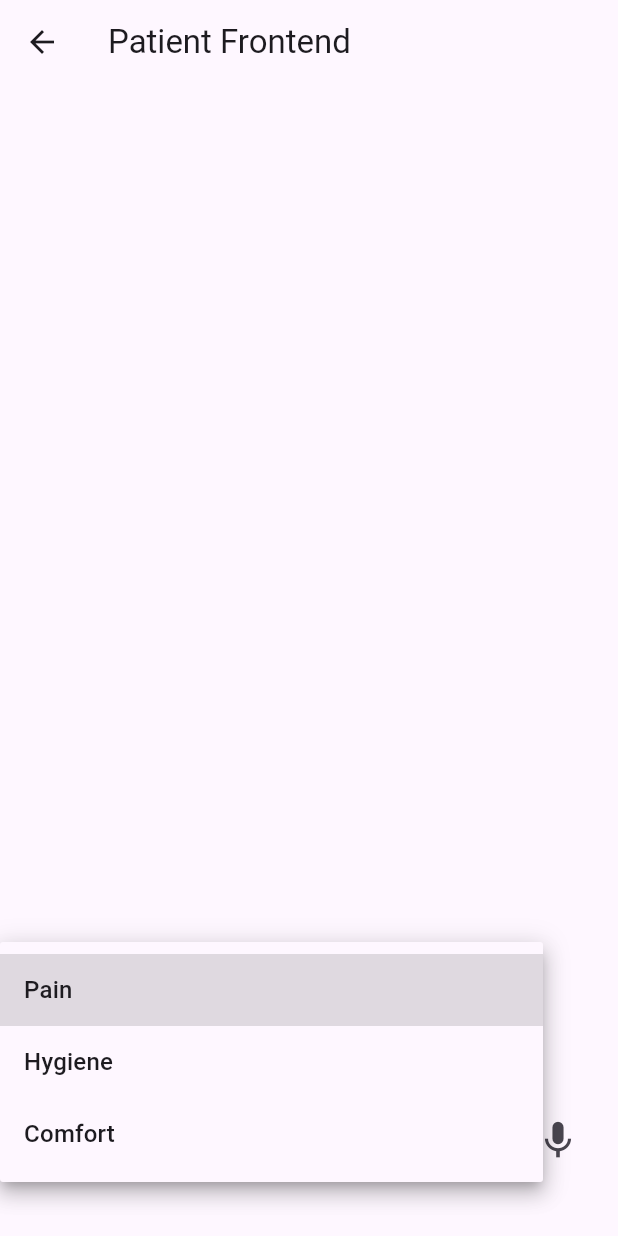
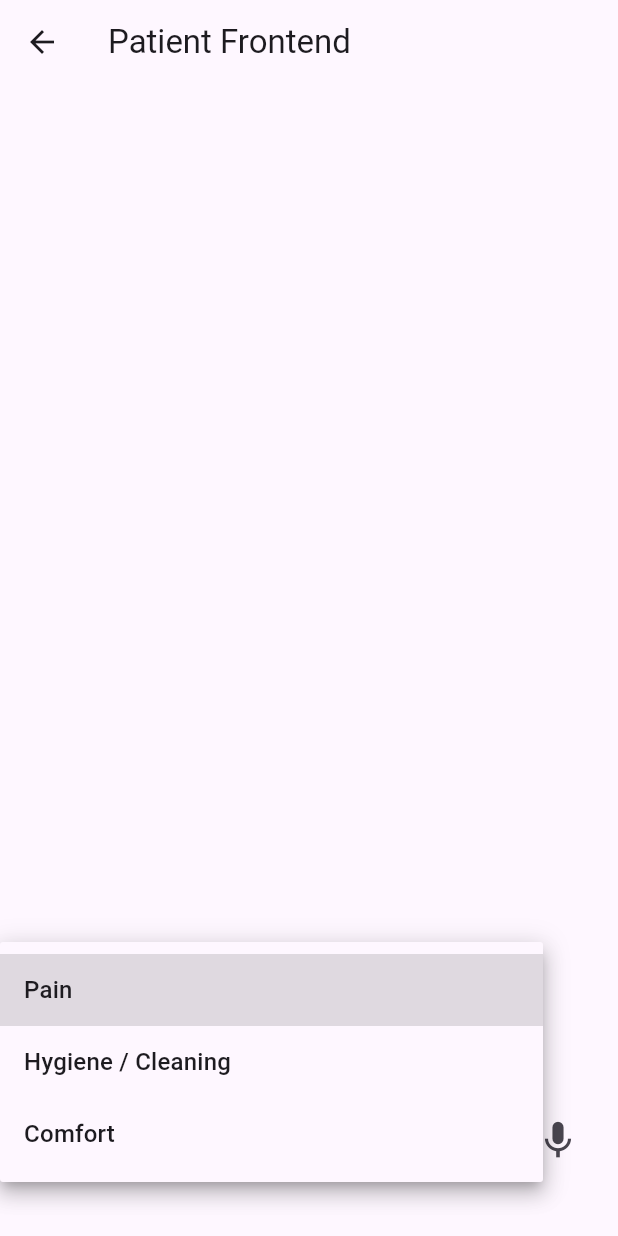
Before and after one commit to JonnyShiUW/dubhacks24, a Flutter app: the PatientFrontEnd screen opened directly, after a tap on "Select an option", on a phone screen of 412 x 824 dp. Run offline on Flutter 3.47's test engine with Material 3 defaults, Android fonts, the phone set to English and light mode, and no system bars; our stand-ins replace dio, shelf, supabase; missing offline and left inert: shelf_router; accounts and stored records are empty.

```diff
--- a/todo_frontend/lib/main.dart
+++ b/todo_frontend/lib/main.dart
@@ -6,6 +6,9 @@ import 'package:flutter/material.dart';
 import 'package:dio/dio.dart';
 // Dio is the api client we are using to make requests to the server
 final dio = Dio();
+
+var currId = 0;
+var queue = <(int, PatientData)>[];
 
 // Main: This is the entry point for your Flutter app
 void main() {
@@ -50,13 +53,14 @@ class ToDoApp extends StatelessWidget {
               Navigator.push(
                 context,
                 MaterialPageRoute(builder: (context) => PatientFrontEnd())
+              );
             },
             child: const Text('Patient')
           ),
           ElevatedButton(onPressed: (){
               Navigator.push(
                 context,
-                MaterialPageRoute(builder: (context) => const NurseFrontend())
+                MaterialPageRoute(builder: (context) => NurseFrontend())
               );
             },
             child: const Text('Nurse')
@@ -68,38 +72,25 @@ class ToDoApp extends StatelessWidget {
 }
 
 class NurseFrontend extends StatefulWidget {
-  const NurseFrontend({super.key});
 
   @override
   State<NurseFrontend> createState() => _NurseFrontend();
 }
 
+
 class _NurseFrontend extends State<NurseFrontend> {
-  var currId = 0;
-  var queue = <(int, ExpansionTile)>[];
 
   @override
   Widget build(BuildContext context) {
-
     // on empty
-    if(queue.isEmpty) {
+    if (queue.isEmpty) {
       return Scaffold(
         appBar: AppBar(title: const Text('Queue')),
         body: Column(
           children: [
             const Center(child: Text("No items in queue")),
-            ElevatedButton.icon(
-              onPressed: () {
-                setState(() {
-                  queue.add(createTile("temp$currId", "temp$currId", ["temp$currId"], currId));
-                  currId++;
-                });
-              },
-              icon: const Icon(Icons.add),
-              label: const Text("Add")
-            )
-          ]
-        )
+          ],
+        ),
       );
     }
 
@@ -108,41 +99,44 @@ class _NurseFrontend extends State<NurseFrontend> {
       appBar: AppBar(title: const Text('Queue')),
       body: Column(
         children: <Widget>[
-          for(var tile in queue)
-            tile.$2,
-          ElevatedButton.icon(
-            onPressed: () {
-              setState(() {
-                queue.add(createTile("temp$currId", "temp$currId", ["temp$currId"], currId));
-                currId++;
-              });
-            },
-            icon: const Icon(Icons.add),
-            label: const Text("Add")
-          )
+          for (var tile in queue)
+            createTile('${tile.$2.name} Room ${tile.$2.room}', tile.$2.prio.nameOf, [tile.$2.time.toString(), tile.$2.desc], tile.$1)
         ],
-      )
+      ),
     );
   }
 
-  (int, ExpansionTile) createTile(String title, String subtitle, properties, currentId) {
-  return (currentId, ExpansionTile(
+  ExpansionTile createTile(String title, String subtitle, List<String> properties, int currentId) {
+    return ExpansionTile(
       title: Text(title),
       subtitle: Text(subtitle),
       children: [
-      for (String s in properties)
-        ListTile(title: Text(s)),
+        for (String s in properties) ListTile(title: Text(s)),
         ElevatedButton(
           onPressed: () {
             setState(() {
               queue.removeWhere((element) => element.$1 == currentId);
             });
           },
-        child: const Text("Delete")
+          child: const Text("Delete"),
         )
-    ]
-  ));
+      ],
+    );
   }
+}
+
+class PatientData {
+  PriorityRank prio;
+  String desc;
+  DateTime time;
+  String name;
+  int room;
+
+  PatientData(this.prio, this.desc, this.time, this.name, this.room);
+}
+
+void stateHasChanged() {
+
 }
 
 // A new page that says 'Hello World'
@@ -201,9 +195,9 @@ class _PatientFrontEndState extends State<PatientFrontEnd> {
                     hint: const Text('Select an option'),
                     value: selectedOption,
                     items: [
-                      DropdownMenuItem(value: PriorityRank.Pain, child: Text(PriorityRank.Pain.valueOf)),
-                      DropdownMenuItem(value: PriorityRank.Hygiene, child: Text(PriorityRank.Hygiene.valueOf)),
-                      DropdownMenuItem(value: PriorityRank.Comfort, child: Text(PriorityRank.Comfort.valueOf)),
+                      DropdownMenuItem(value: PriorityRank.Pain, child: Text(PriorityRank.Pain.nameOf)),
+                      DropdownMenuItem(value: PriorityRank.Hygiene, child: Text(PriorityRank.Hygiene.nameOf)),
+                      DropdownMenuItem(value: PriorityRank.Comfort, child: Text(PriorityRank.Comfort.nameOf)),
                     ],
                     onChanged: (value) {
                       setState(() {
@@ -229,9 +223,7 @@ class _PatientFrontEndState extends State<PatientFrontEnd> {
               ElevatedButton(
                 onPressed: () {
                   // Handle the submit action
-                  ScaffoldMessenger.of(context).showSnackBar(
-                    SnackBar(content: Text('You selected: $selectedOption')),
-                  );
+                  sendRequest();
                 },
                 child: const Text('Submit'),
               ),
@@ -240,12 +232,34 @@ class _PatientFrontEndState extends State<PatientFrontEnd> {
       ),
     );
   }
+
+  void sendRequest() {
+    if (selectedOption != null) {
+      queue.add((currId, PatientData(selectedOption as PriorityRank, "temp desc", DateTime.now(), "John Doe", 69)));
+      currId++;
+    }
+  }
 }
 
+// lower number = higher priority
 enum PriorityRank {
-  Pain,
-  Hygiene,
-  Comfort;
+  Pain(1),
+  Hygiene(2),
+  Comfort(3);
 
-  String get valueOf => '$name';
+  String get nameOf {
+    switch(this) {
+      case PriorityRank.Pain:
+        return 'Pain';
+      case PriorityRank.Hygiene:
+        return 'Hygiene / Cleaning';
+      case PriorityRank.Comfort:
+        return 'Comfort';
+      default:
+        throw ArgumentError('invalid argument');
     }
+  }
+
+  const PriorityRank(this.prio);
+  final int prio;
+}
```
Lines whose indentation alone changed are shown as unchanged.
